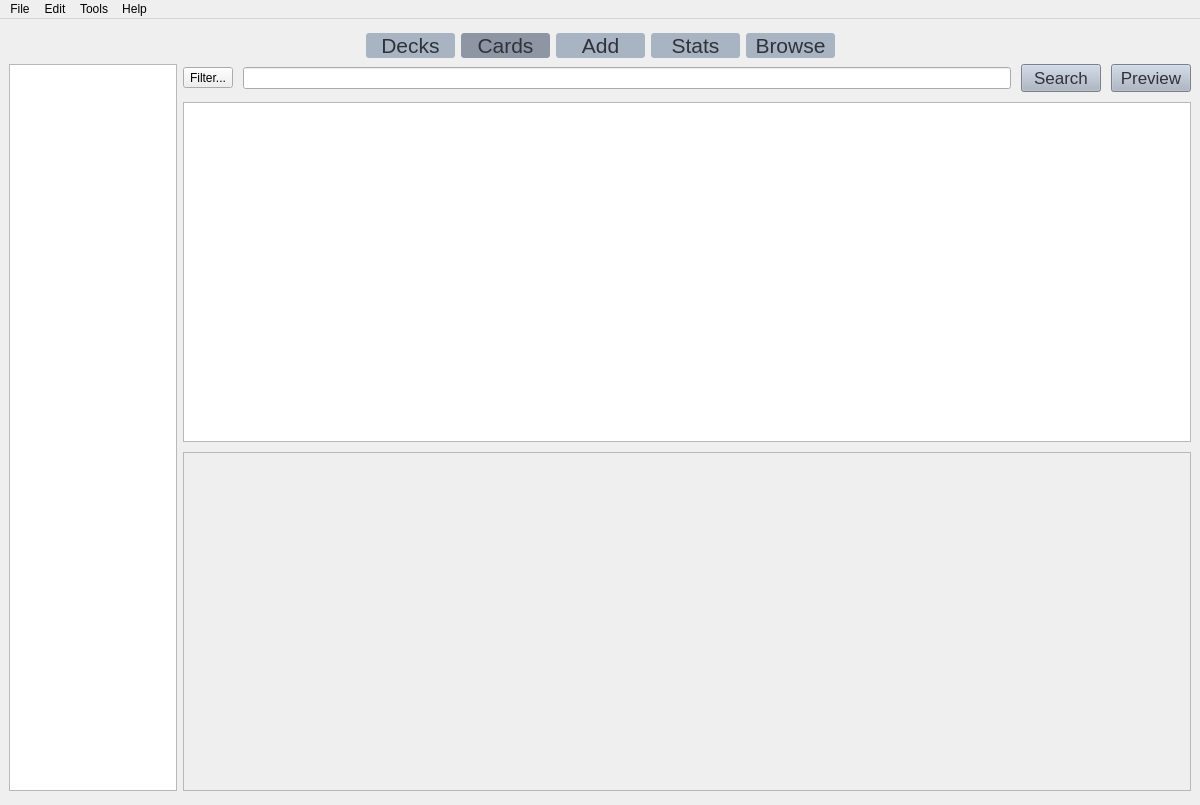
Old version of the form cardsmain.ui in the repository Drewfett/FlashcardsNEA.
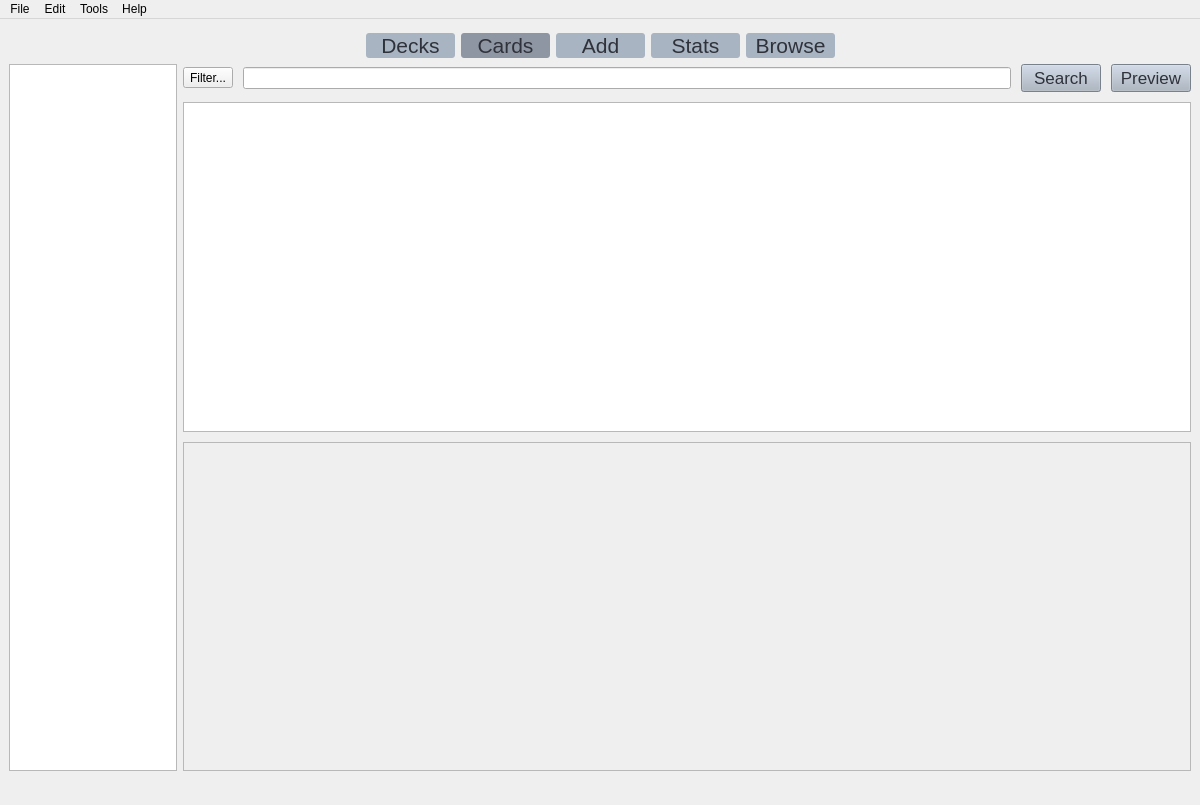
New version of the form.

The edit to the form file:
```diff
--- a/cardsmain.ui
+++ b/cardsmain.ui
@@ -337,7 +337,7 @@
              <x>0</x>
              <y>0</y>
              <width>994</width>
-             <height>309</height>
+             <height>297</height>
             </rect>
            </property>
            <property name="styleSheet">
@@ -350,6 +350,19 @@
       </item>
      </layout>
     </item>
+    <item>
+     <widget class="QLabel" name="alertlabel">
+      <property name="styleSheet">
+       <string notr="true">color:red;</string>
+      </property>
+      <property name="text">
+       <string/>
+      </property>
+      <property name="alignment">
+       <set>Qt::AlignCenter</set>
+      </property>
+     </widget>
+    </item>
     <item>
      <spacer name="verticalSpacer_2">
       <property name="orientation">
```
